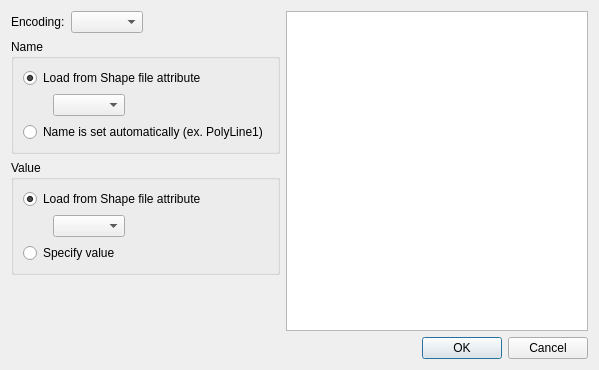
Before: the Qt Designer form libs/geodata/polyline/geodatapolylineimportersettingdialog.ui in i-RIC/prepost-gui, drawn with Qt 5.
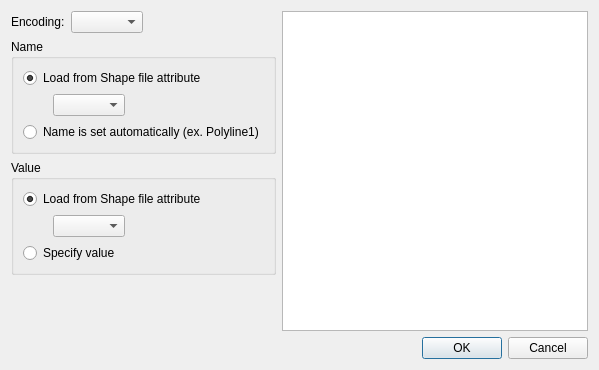
After: the same form once the commit is applied. Custom widgets are drawn as their Qt base class.

Commit message: "PolyLine" is changed to "Polyline" in menus, dialogs, etc.

Patch:
```diff
--- a/libs/geodata/polyline/geodatapolylineimportersettingdialog.ui
+++ b/libs/geodata/polyline/geodatapolylineimportersettingdialog.ui
@@ -113,7 +113,7 @@
           <item>
            <widget class="QRadioButton" name="nameAutoRadioButton">
             <property name="text">
-             <string>Name is set automatically (ex. PolyLine1)</string>
+             <string>Name is set automatically (ex. Polyline1)</string>
             </property>
            </widget>
           </item>
```
The commit also changes 14 other files.
